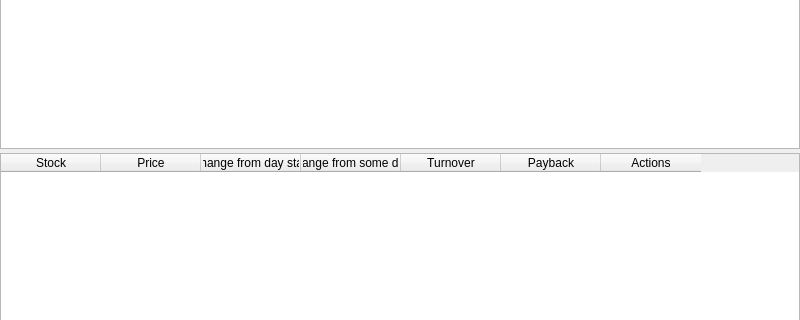
The window that app/src/widgets/stockstablewidget/stockstablewidget.ui (Gris87/TInvestor) describes before a commit, drawn with Qt 5; both pictures show x 0 to 800 and y 149 to 469 of the 800 by 600 pixel window.
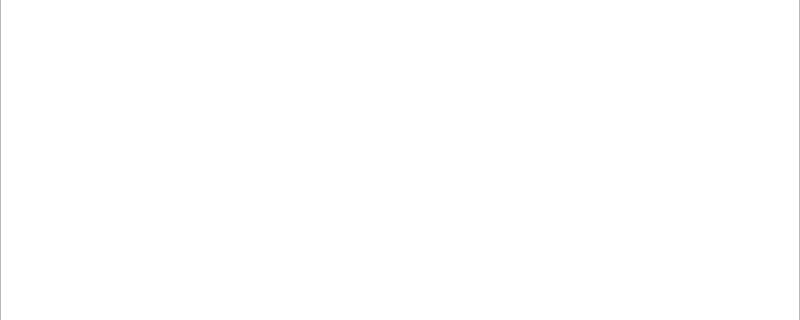
The same window after the commit. Icons and pictures are not drawn.

The edit to the form file:
```diff
--- a/app/src/widgets/stockstablewidget/stockstablewidget.ui
+++ b/app/src/widgets/stockstablewidget/stockstablewidget.ui
@@ -54,81 +54,6 @@
      </attribute>
     </widget>
    </item>
-   <item>
-    <widget class="QTableWidget" name="tableWidget">
-     <property name="contextMenuPolicy">
-      <enum>Qt::ContextMenuPolicy::CustomContextMenu</enum>
-     </property>
-     <property name="editTriggers">
-      <set>QAbstractItemView::EditTrigger::NoEditTriggers</set>
-     </property>
-     <property name="alternatingRowColors">
-      <bool>true</bool>
-     </property>
-     <property name="selectionBehavior">
-      <enum>QAbstractItemView::SelectionBehavior::SelectRows</enum>
-     </property>
-     <property name="columnCount">
-      <number>7</number>
-     </property>
-     <attribute name="horizontalHeaderShowSortIndicator" stdset="0">
-      <bool>true</bool>
-     </attribute>
-     <column>
-      <property name="text">
-       <string>Stock</string>
-      </property>
-     </column>
-     <column>
-      <property name="text">
-       <string>Price</string>
-      </property>
-     </column>
-     <column>
-      <property name="text">
-       <string>Change from day start</string>
-      </property>
-     </column>
-     <column>
-      <property name="text">
-       <string>Change from some date</string>
-      </property>
-      <property name="icon">
-       <iconset resource="../../../Resources.qrc">
-        <normaloff>:/assets/images/question.png</normaloff>:/assets/images/question.png</iconset>
-      </property>
-     </column>
-     <column>
-      <property name="text">
-       <string>Turnover</string>
-      </property>
-      <property name="toolTip">
-       <string>Average daily turnover in the last 31 days</string>
-      </property>
-      <property name="icon">
-       <iconset resource="../../../Resources.qrc">
-        <normaloff>:/assets/images/question.png</normaloff>:/assets/images/question.png</iconset>
-      </property>
-     </column>
-     <column>
-      <property name="text">
-       <string>Payback</string>
-      </property>
-      <property name="toolTip">
-       <string>Opportunity to get money back (with commission) based on the last 24 hours</string>
-      </property>
-      <property name="icon">
-       <iconset resource="../../../Resources.qrc">
-        <normaloff>:/assets/images/question.png</normaloff>:/assets/images/question.png</iconset>
-      </property>
-     </column>
-     <column>
-      <property name="text">
-       <string>Actions</string>
-      </property>
-     </column>
-    </widget>
-   </item>
   </layout>
  </widget>
  <resources>
```
Left out of the diff: 4 changed lines with no effect on the pictures.
